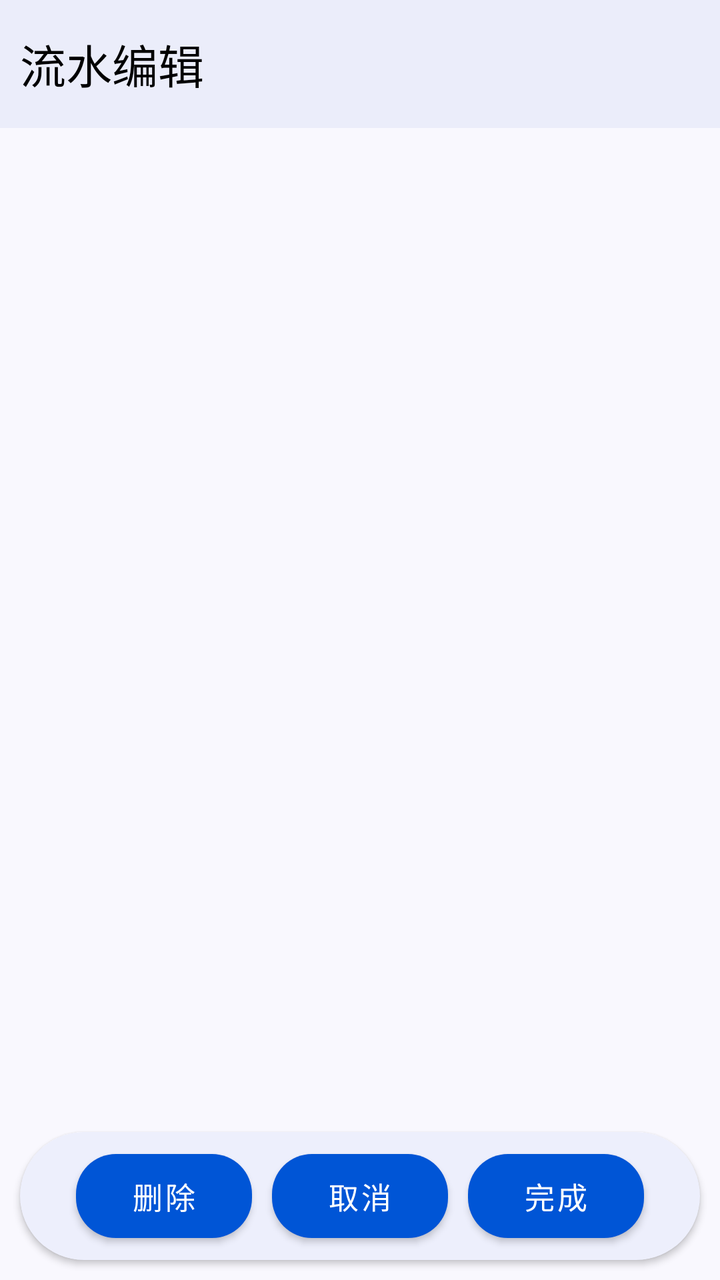
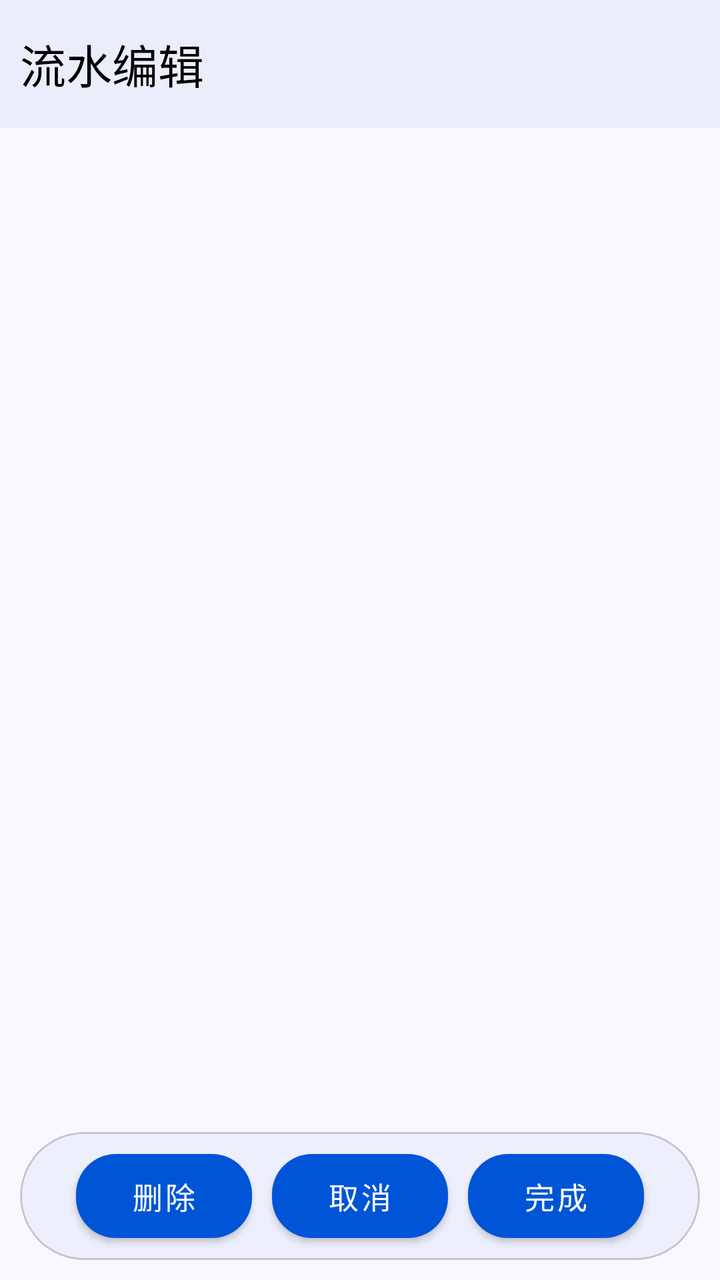

Before-and-after screenshots of an Android layout around one commit, followed by the original layout XML and the change that was made.
<!-- AndroidManifest.xml: application theme Theme.ProjectManager -->
<!-- res/layout/activity_flow_edit.xml -->
<?xml version="1.0" encoding="utf-8"?>
<androidx.constraintlayout.widget.ConstraintLayout xmlns:android="http://schemas.android.com/apk/res/android"
    xmlns:app="http://schemas.android.com/apk/res-auto"
    xmlns:tools="http://schemas.android.com/tools"
    android:id="@+id/main"
    style="@style/PageStyle"
    android:layout_width="match_parent"
    android:layout_height="match_parent"
    tools:context=".ui.bookkeeping.flow_edit.FlowEditActivity">

    <androidx.appcompat.widget.Toolbar
        android:id="@+id/flow_edit_toolbar"
        style="@style/ToolBarStyle"
        android:layout_width="match_parent"
        android:layout_height="?attr/actionBarSize"
        app:layout_constraintEnd_toEndOf="parent"
        app:layout_constraintStart_toStartOf="parent"
        app:layout_constraintTop_toTopOf="parent"
        app:title="流水编辑">

    </androidx.appcompat.widget.Toolbar>

    <FrameLayout
        android:id="@+id/flow_edit_fragment_container"
        android:layout_width="match_parent"
        android:layout_height="0dp"
        app:layout_constraintBottom_toTopOf="@+id/btn_card_view"
        app:layout_constraintTop_toBottomOf="@+id/flow_edit_toolbar" />

    <androidx.cardview.widget.CardView
        android:id="@+id/btn_card_view"
        android:layout_width="match_parent"
        android:layout_height="wrap_content"
        style="@style/CardStyle"
        app:layout_constraintBottom_toBottomOf="parent">

        <LinearLayout
            android:layout_width="match_parent"
            android:layout_height="match_parent"
            android:gravity="center"
            android:orientation="horizontal">

            <com.google.android.material.button.MaterialButton
                android:id="@+id/delete_btn"
                style="@style/BtnStyle"
                android:layout_width="wrap_content"
                android:layout_height="wrap_content"
                android:text="删除" />

            <com.google.android.material.button.MaterialButton
                android:id="@+id/cancel_btn"
                style="@style/BtnStyle"
                android:layout_width="wrap_content"
                android:layout_height="wrap_content"
                android:text="取消" />

            <com.google.android.material.button.MaterialButton
                android:id="@+id/finish_btn"
                style="@style/BtnStyle"
                android:layout_width="wrap_content"
                android:layout_height="wrap_content"
                android:text="完成" />
        </LinearLayout>
    </androidx.cardview.widget.CardView>

</androidx.constraintlayout.widget.ConstraintLayout>
<!-- resources referenced by this layout -->
<resources>
  <style name="BtnStyle" parent="Widget.MaterialComponents.Button">
          <item name="backgroundTint">@color/theme_blue</item>
          <item name="android:textColor">@color/white</item>
          <item name="android:textSize">15sp</item>
          <item name="cornerRadius">20dp</item>
          <item name="android:layout_margin">5dp</item>
          <item name="android:padding">10dp</item>
      </style>
  <style name="CardStyle">
          <item name="cardBackgroundColor">@color/card_background</item>
          <item name="cardCornerRadius">50dp</item>
          <item name="android:layout_margin">10dp</item>
      </style>
  <style name="PageStyle">
          <item name="android:background">@color/page_background</item>
      </style>
  <style name="ToolBarStyle">
          <item name="android:background">@color/toolbar_background</item>
          <item name="contentInsetStart">10dp</item>
          <item name="titleTextAppearance">@style/TitleStyle</item>
      </style>
  <style name="Theme.ProjectManager" parent="Theme.Material3.DayNight.NoActionBar">
          
          <item name="colorPrimary">@color/purple_500</item>
          <item name="colorPrimaryVariant">@color/purple_700</item>
          <item name="colorOnPrimary">@color/white</item>
          
          <item name="colorSecondary">@color/teal_200</item>
          <item name="colorSecondaryVariant">@color/teal_700</item>
          <item name="colorOnSecondary">@color/black</item>
          
          <item name="android:statusBarColor">?attr/colorPrimaryVariant</item>
          
          <item name="toolbarStyle">@style/ToolBarStyle</item>
      </style>
  <color name="theme_blue">#0055d6</color>
  <color name="white">#FFFFFFFF</color>
  <color name="card_background">#edeffc</color>
  <color name="page_background">#f9f8fe</color>
  <color name="toolbar_background">#ebedfa</color>
  <style name="TitleStyle">
          <item name="android:textSize">23sp</item>
          <item name="android:textColor">@color/black</item>
      </style>
  <color name="purple_500">#FF6200EE</color>
  <color name="purple_700">#FF3700B3</color>
  <color name="teal_200">#FF03DAC5</color>
  <color name="teal_700">#FF018786</color>
  <color name="black">#FF000000</color>
</resources>

<!-- the commit's change to res/layout/activity_flow_edit.xml (unified diff, before → after) -->
@@ -27,11 +27,11 @@
         app:layout_constraintBottom_toTopOf="@+id/btn_card_view"
         app:layout_constraintTop_toBottomOf="@+id/flow_edit_toolbar" />
 
-    <androidx.cardview.widget.CardView
+    <com.google.android.material.card.MaterialCardView
         android:id="@+id/btn_card_view"
         android:layout_width="match_parent"
         android:layout_height="wrap_content"
-        style="@style/CardStyle"
+        style="@style/CommonCardStyle"
         app:layout_constraintBottom_toBottomOf="parent">
 
         <LinearLayout
@@ -61,6 +61,6 @@
                 android:layout_height="wrap_content"
                 android:text="完成" />
         </LinearLayout>
-    </androidx.cardview.widget.CardView>
+    </com.google.android.material.card.MaterialCardView>
 
 </androidx.constraintlayout.widget.ConstraintLayout>
<!-- resource entries referenced after the edit -->
@@ -8,7 +8,7 @@
           <item name="android:layout_margin">5dp</item>
           <item name="android:padding">10dp</item>
       </style>
-  <style name="CardStyle">
+  <style name="CommonCardStyle">
           <item name="cardBackgroundColor">@color/card_background</item>
           <item name="cardCornerRadius">50dp</item>
           <item name="android:layout_margin">10dp</item>
